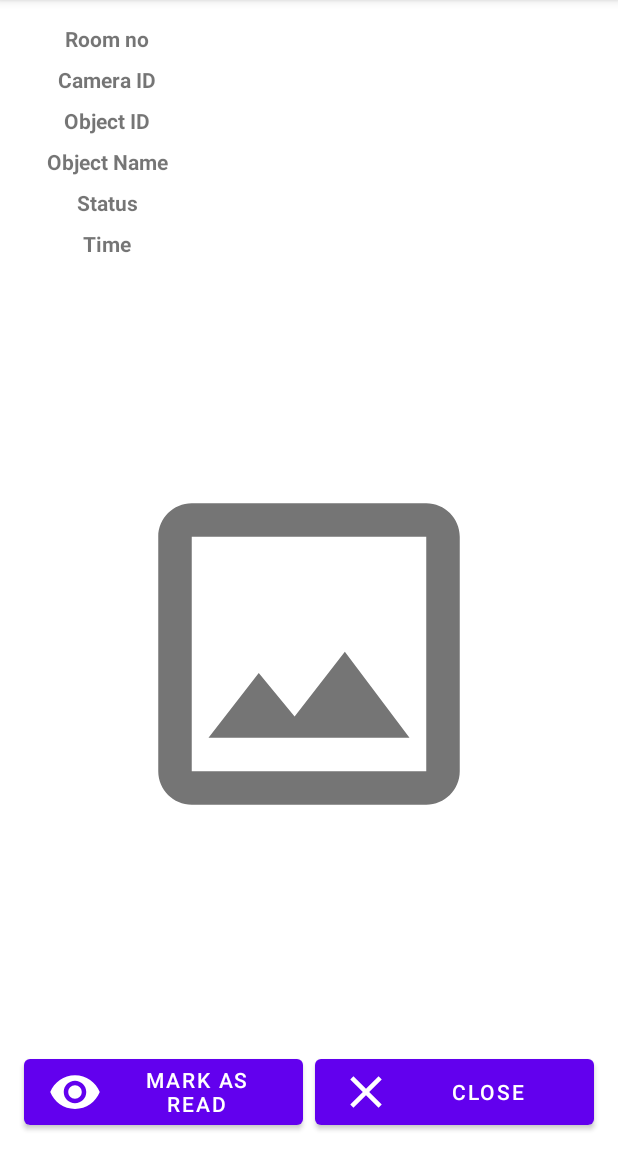
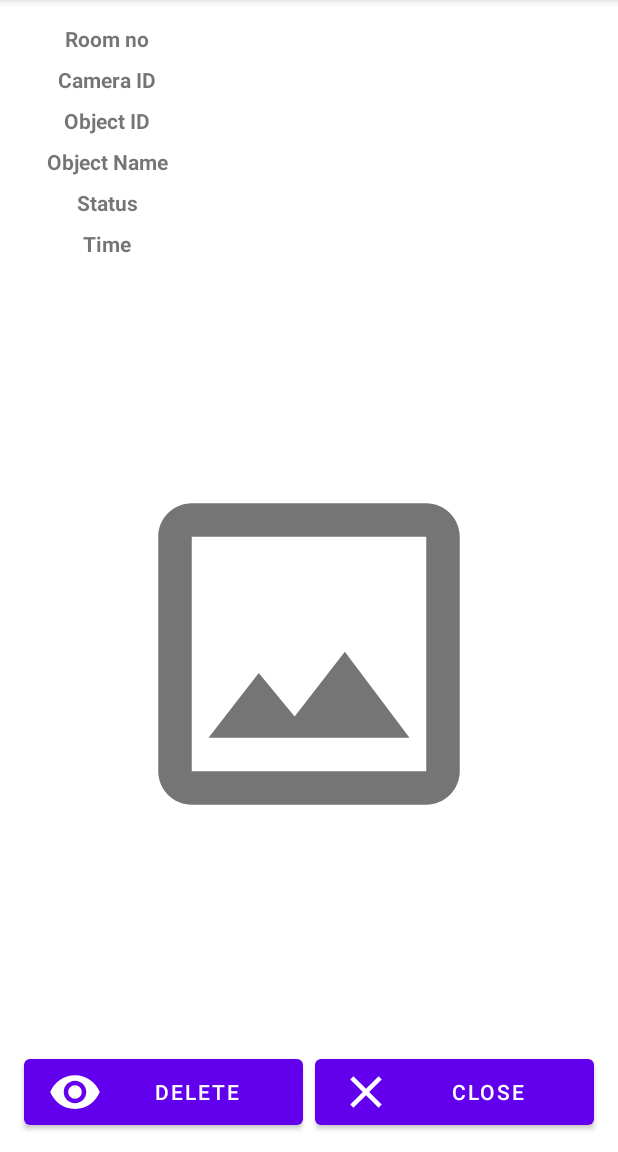
Before and after one commit to subrockmann/openCV-museum-guards, an Android app: the MessageDetailsFragment screen opened directly, with no data from a screen before it, on a phone screen of 412 x 824 dp, the part 84-1236 px from its top. Run offline under Robolectric (Android 15) with nearby library versions, the phone set to English and light mode, and no system bars; our stand-ins replace ButterKnife.

Commit message:
Rename "Mark as read" button to "Delete"

```diff
--- a/android_app/TheGuardAIans/app/src/main/res/layout/message_view.xml
+++ b/android_app/TheGuardAIans/app/src/main/res/layout/message_view.xml
@@ -195,7 +195,7 @@
         android:layout_marginEnd="4dp"
         android:layout_marginBottom="4dp"
         app:icon="@drawable/ic_baseline_remove_red_eye_36"
-        android:text="Mark as Read"
+        android:text="Delete"
         app:layout_constraintBottom_toBottomOf="parent"
         app:layout_constraintEnd_toStartOf="@+id/btBack"
         app:layout_constraintStart_toStartOf="parent" />
```
